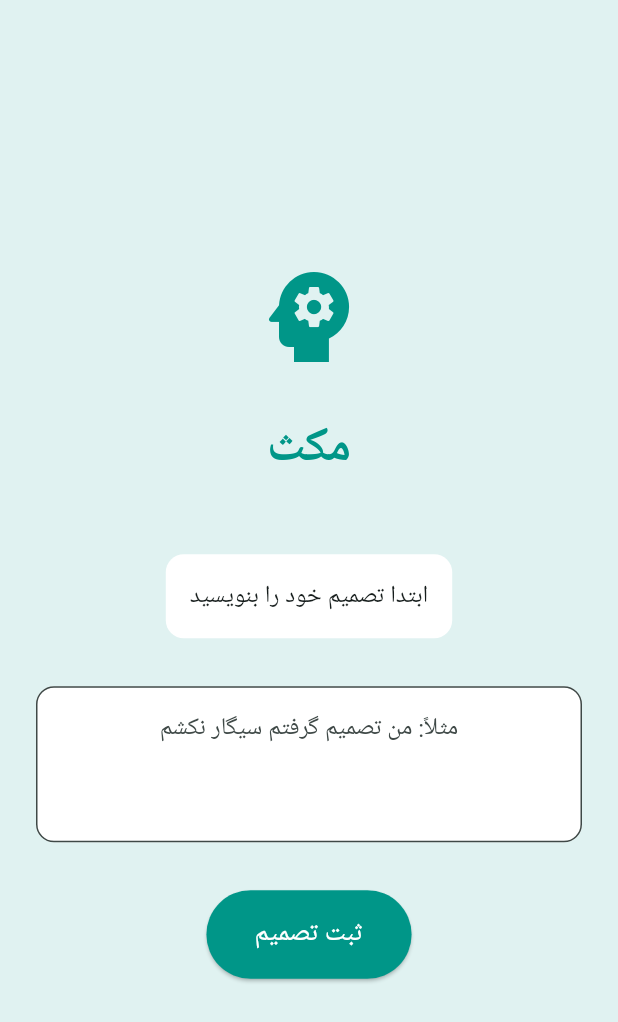
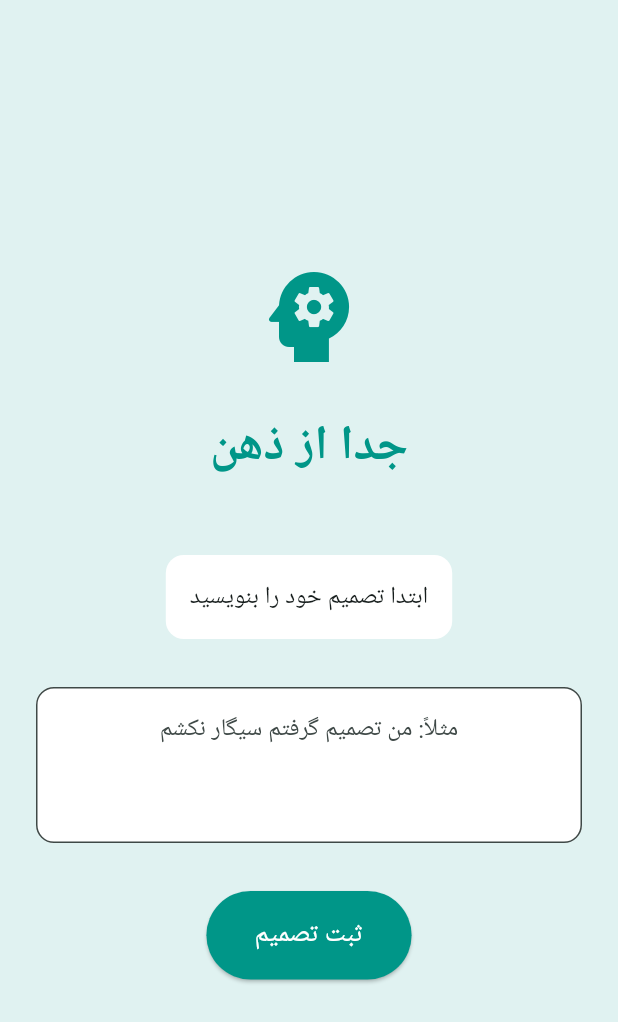
Before and after one commit to Reza010101/Mind-Pause, a Flutter app: the screen it shows after launch, on a phone screen of 412 x 824 dp. Shown: the top 1022 px of the screen. Run offline on Flutter 3.47's test engine with Material 3 defaults, Android fonts, the phone set to English and light mode, and no system bars; our stand-ins replace shared_preferences.

Commit message:
✨ تغییر نام اپ به 'جدا از ذهن' و بروزرسانی مستندات

```diff
--- a/lib/main.dart
+++ b/lib/main.dart
@@ -12,7 +12,7 @@ class MomentApp extends StatelessWidget {
   @override
   Widget build(BuildContext context) {
     return MaterialApp(
-      title: 'مکث - لحظه‌ای برای تصمیم',
+      title: 'جدا از ذهن',
       theme: ThemeData(
         colorScheme: ColorScheme.fromSeed(
           seedColor: Colors.teal,
@@ -94,7 +94,7 @@ class _DecisionScreenState extends State<DecisionScreen> {
               const Icon(Icons.psychology, size: 80, color: Colors.teal),
               const SizedBox(height: 24),
               const Text(
-                'مکث',
+                'جدا از ذهن',
                 style: TextStyle(fontSize: 32, fontWeight: FontWeight.bold, color: Colors.teal),
               ),
               const SizedBox(height: 48),
@@ -171,7 +171,7 @@ class _HomeScreenState extends State<HomeScreen> {
     return Scaffold(
       backgroundColor: Colors.teal.shade50,
       appBar: AppBar(
-        title: const Text('مکث'),
+        title: const Text('جدا از ذهن'),
         backgroundColor: Colors.teal,
         foregroundColor: Colors.white,
       ),
--- a/pubspec.yaml
+++ b/pubspec.yaml
@@ -1,5 +1,5 @@
-name: ver01
-description: "A new Flutter project."
+name: joda_az_zehn
+description: "جدا از ذهن - اپلیکیشن کمک به ترک عادت با فلسفه مکث آگاهانه"
 # The following line prevents the package from being accidentally published to
 # pub.dev using `flutter pub publish`. This is preferred for private packages.
 publish_to: 'none' # Remove this line if you wish to publish to pub.dev
```
Also changed, not shown: 1 other file.
